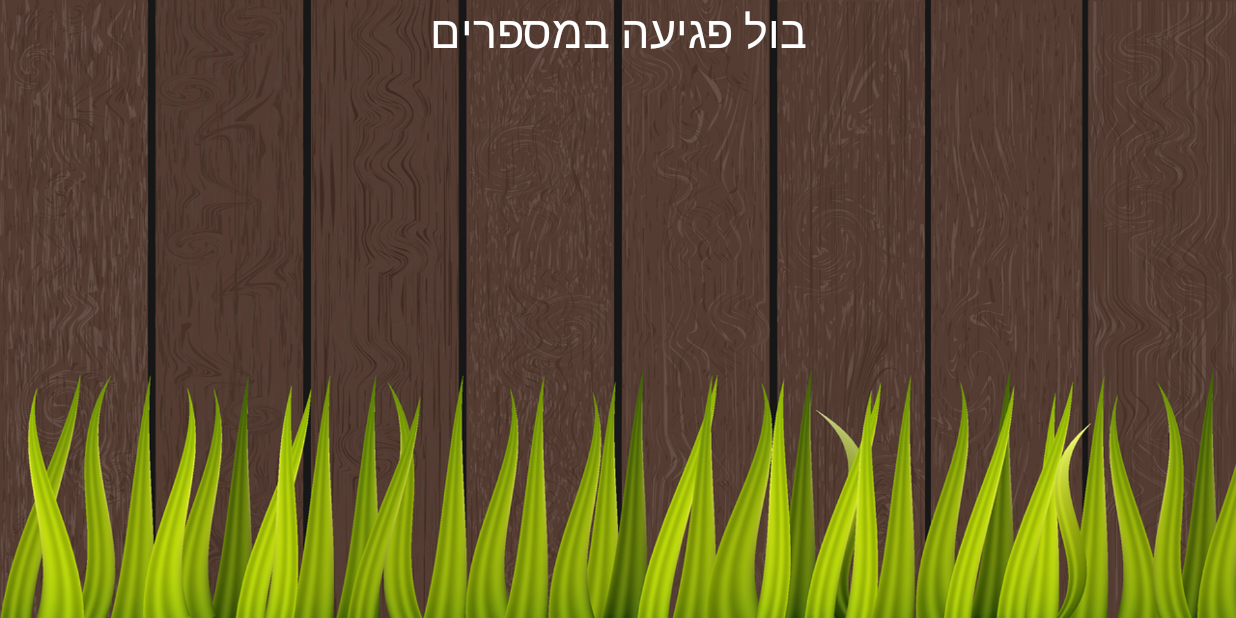
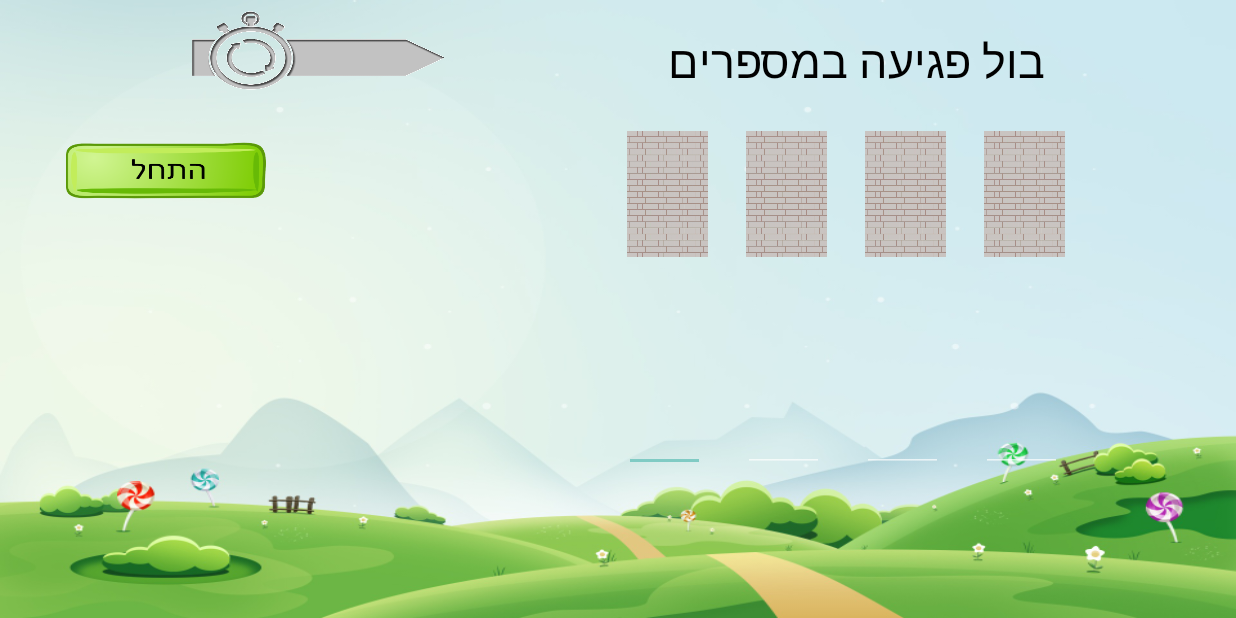
Before and after one commit to Shelly875/CombiRabbit-application, an Android app: the BullsAndCows screen opened directly, with no data from a screen before it, on a phone screen of 824 x 412 dp (held sideways). Run offline under Robolectric (Android 15) with nearby library versions, the light colour scheme and no system bars; our stand-ins replace Firebase (no records; nobody signed in at launch, a user with empty details on screens opened directly); 1 statement that could not run was skipped.

Commit message:
bulls and cows in numbers - layout upload

```diff
--- a/app/src/main/res/layout/bulls_cows_color_game.xml
+++ b/app/src/main/res/layout/bulls_cows_color_game.xml
@@ -52,7 +52,7 @@
             android:background="@drawable/bulls_cows_guess_block" />
 
         <ImageView
-            android:id="@+id/guess_three"
+            android:id="@+id/color_three"
             android:layout_width="84dp"
             android:layout_height="match_parent"
             android:layout_marginLeft="20dp"
@@ -69,17 +69,20 @@
         app:layout_constraintTop_toBottomOf="@+id/colors_to_guess">
 
         <ImageView
+            android:id="@+id/guess_one"
             android:layout_width="85dp"
             android:layout_height="90dp"
             android:background="@drawable/image_placeholder" />
 
         <ImageView
+            android:id="@+id/guess_two"
             android:layout_width="85dp"
             android:layout_height="90dp"
             android:layout_marginLeft="20dp"
             android:background="@drawable/image_placeholder" />
 
         <ImageView
+            android:id="@+id/guess_three"
             android:layout_width="85dp"
             android:layout_height="90dp"
             android:layout_marginLeft="20dp"
--- a/app/src/main/res/layout/bulls_cows_num_game.xml
+++ b/app/src/main/res/layout/bulls_cows_num_game.xml
@@ -2,17 +2,114 @@
 <androidx.constraintlayout.widget.ConstraintLayout
     xmlns:android="http://schemas.android.com/apk/res/android"
     xmlns:app="http://schemas.android.com/apk/res-auto"
+    xmlns:tools="http://schemas.android.com/tools"
     android:layout_width="match_parent"
     android:layout_height="match_parent"
-    android:background="@drawable/game_board_background">
+    android:background="@drawable/game_background">
 
     <TextView
-        android:layout_width="match_parent"
-        android:layout_height="match_parent"
+        android:id="@+id/bulls_cows_num_title"
+        android:layout_width="306dp"
+        android:layout_height="47dp"
+        android:layout_marginTop="20dp"
+        android:layout_marginEnd="100dp"
         android:text="בול פגיעה במספרים"
+        android:textAlignment="center"
+        android:textColor="@color/black"
         android:textSize="30sp"
-        android:textAlignment="center"
-        android:textColor="@color/white"/>
+        app:layout_constraintEnd_toEndOf="parent"
+        app:layout_constraintTop_toTopOf="parent" />
+
+    <ImageView
+        android:id="@+id/timer"
+        android:layout_width="203dp"
+        android:layout_height="70dp"
+        android:background="@drawable/game_timer"
+        app:layout_constraintEnd_toStartOf="@+id/bulls_cows_num_title"
+        app:layout_constraintStart_toStartOf="parent"
+        app:layout_constraintTop_toTopOf="parent" />
+
+    <LinearLayout
+        android:id="@+id/numbers_to_guess"
+        android:layout_width="302dp"
+        android:layout_height="84dp"
+        android:layout_marginTop="20dp"
+        android:layout_marginEnd="104dp"
+        app:layout_constraintEnd_toEndOf="parent"
+        app:layout_constraintTop_toBottomOf="@+id/bulls_cows_num_title">
+
+        <ImageView
+            android:id="@+id/num_one"
+            android:layout_width="54dp"
+            android:layout_height="match_parent"
+            android:background="@drawable/bulls_cows_guess_block" />
+
+        <ImageView
+            android:id="@+id/num_two"
+            android:layout_width="54dp"
+            android:layout_height="match_parent"
+            android:layout_marginLeft="25dp"
+            android:background="@drawable/bulls_cows_guess_block" />
+
+        <ImageView
+            android:id="@+id/num_three"
+            android:layout_width="54dp"
+            android:layout_height="match_parent"
+            android:layout_marginLeft="25dp"
+            android:background="@drawable/bulls_cows_guess_block" />
+
+        <ImageView
+            android:id="@+id/num_four"
+            android:layout_width="54dp"
+            android:layout_height="match_parent"
+            android:layout_marginLeft="25dp"
+            android:background="@drawable/bulls_cows_guess_block" />
+
+    </LinearLayout>
+
+    <LinearLayout
+        android:layout_width="304dp"
+        android:layout_height="59dp"
+        android:layout_marginTop="84dp"
+        android:layout_marginEnd="104dp"
+        app:layout_constraintEnd_toEndOf="parent"
+        app:layout_constraintTop_toBottomOf="@+id/numbers_to_guess">
+
+        <EditText
+            android:id="@+id/guess_one"
+            android:layout_width="54dp"
+            android:layout_height="match_parent" />
+
+        <EditText
+            android:id="@+id/guess_two"
+            android:layout_width="54dp"
+            android:layout_height="match_parent"
+            android:layout_marginLeft="25dp"/>
+
+        <EditText
+            android:id="@+id/guess_three"
+            android:layout_width="54dp"
+            android:layout_height="match_parent"
+            android:layout_marginLeft="25dp"/>
+
+        <EditText
+            android:id="@+id/guess_four"
+            android:layout_width="54dp"
+            android:layout_marginLeft="25dp"
+            android:layout_height="match_parent" />
+
+
+    </LinearLayout>
+
+    <ImageButton
+        android:id="@+id/btn_start_guess"
+        android:layout_width="133dp"
+        android:layout_height="55dp"
+        android:layout_marginStart="44dp"
+        android:layout_marginTop="16dp"
+        android:background="@drawable/btn_start_guess"
+        app:layout_constraintStart_toStartOf="parent"
+        app:layout_constraintTop_toBottomOf="@+id/timer" />
 
 
 </androidx.constraintlayout.widget.ConstraintLayout>
```
